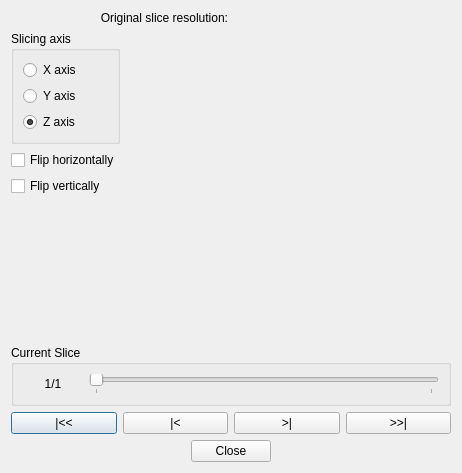
This is vox-desk-qt/src/vvsliceviewer.ui in deskvox/deskvox as Qt 5 draws it before an edit. The edited form follows.
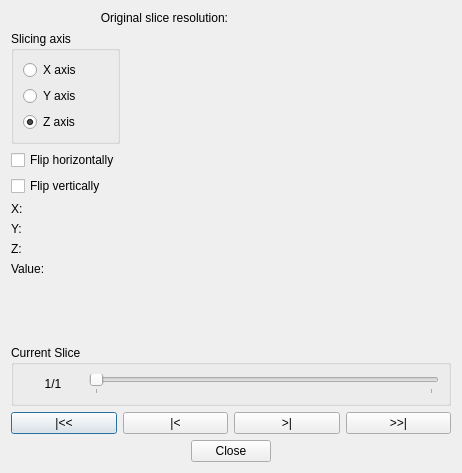
This is the edited form.

Commit message: Show data values on mouse over in slice viewer

What changed in the file:
```diff
--- a/vox-desk-qt/src/vvsliceviewer.ui
+++ b/vox-desk-qt/src/vvsliceviewer.ui
@@ -116,6 +116,58 @@
          </property>
         </widget>
        </item>
+       <item>
+        <widget class="QLabel" name="xLabel">
+         <property name="sizePolicy">
+          <sizepolicy hsizetype="Fixed" vsizetype="Preferred">
+           <horstretch>0</horstretch>
+           <verstretch>0</verstretch>
+          </sizepolicy>
+         </property>
+         <property name="text">
+          <string>X:</string>
+         </property>
+        </widget>
+       </item>
+       <item>
+        <widget class="QLabel" name="yLabel">
+         <property name="sizePolicy">
+          <sizepolicy hsizetype="Fixed" vsizetype="Preferred">
+           <horstretch>0</horstretch>
+           <verstretch>0</verstretch>
+          </sizepolicy>
+         </property>
+         <property name="text">
+          <string>Y:</string>
+         </property>
+        </widget>
+       </item>
+       <item>
+        <widget class="QLabel" name="zLabel">
+         <property name="sizePolicy">
+          <sizepolicy hsizetype="Fixed" vsizetype="Preferred">
+           <horstretch>0</horstretch>
+           <verstretch>0</verstretch>
+          </sizepolicy>
+         </property>
+         <property name="text">
+          <string>Z:</string>
+         </property>
+        </widget>
+       </item>
+       <item>
+        <widget class="QLabel" name="valueLabel">
+         <property name="sizePolicy">
+          <sizepolicy hsizetype="Fixed" vsizetype="Preferred">
+           <horstretch>0</horstretch>
+           <verstretch>0</verstretch>
+          </sizepolicy>
+         </property>
+         <property name="text">
+          <string>Value:</string>
+         </property>
+        </widget>
+       </item>
        <item>
         <spacer name="flipSpacer">
          <property name="orientation">
```
The commit also changes 2 other files.
